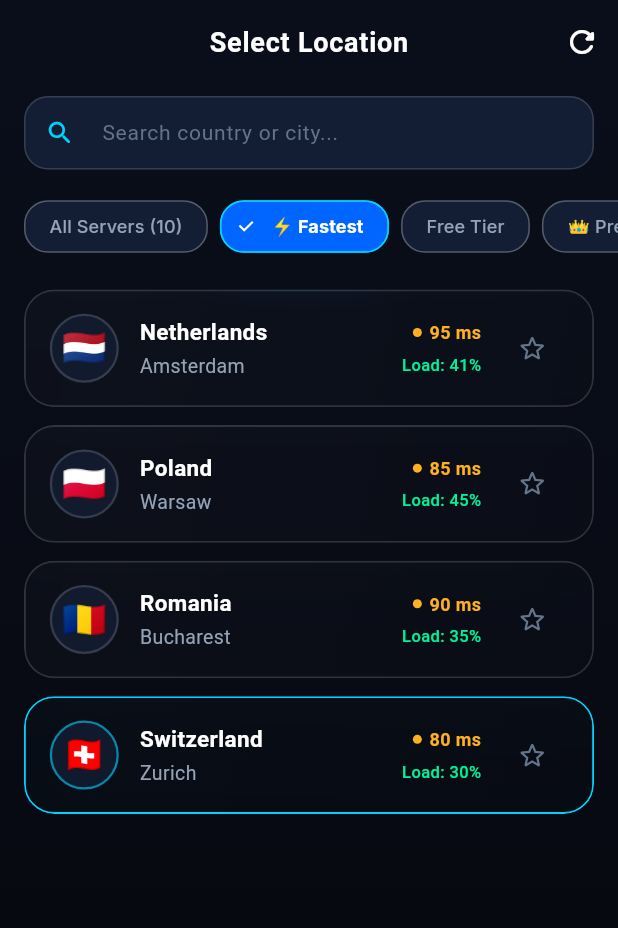
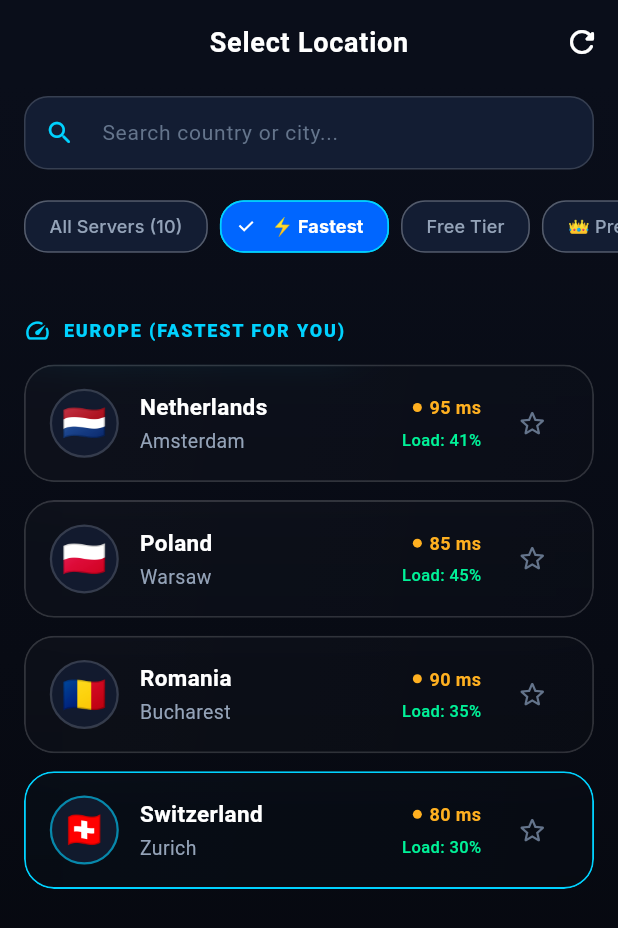
Before and after one commit to levisbarua/BaruaVPN, a Flutter app: the ServerListScreen screen opened by its route, after a tap on "⚡ Fastest", on a phone screen of 412 x 824 dp. Shown: the top 928 px of the screen. Run offline on Flutter 3.47's test engine with Material 3 defaults, Android fonts, the phone set to English and light mode, and no system bars; our stand-ins replace dio, firebase_auth, firebase_core, flutter_riverpod, flutter_secure_storage, flutter_svg and 5 more; missing offline and left inert: wireguard_flutter; accounts and stored records are empty; network calls fail.

Commit message:
Categorized servers by continent

```diff
--- a/lib/screens/servers/server_list_screen.dart
+++ b/lib/screens/servers/server_list_screen.dart
@@ -94,11 +94,53 @@ class ServerListScreen extends ConsumerWidget {
                         ],
                       ),
                     )
-                  : ListView.builder(
-                      itemCount: servers.length,
+                  : Builder(
+                      builder: (context) {
+                        final Map<String, List<ServerModel>> groupedServers = {
+                          'Europe (Fastest for You)': servers.where((s) => ['NL', 'NO', 'PL', 'RO', 'CH'].contains(s.countryCode)).toList(),
+                          'Americas': servers.where((s) => ['US', 'CA', 'MX'].contains(s.countryCode)).toList(),
+                          'Asia Pacific': servers.where((s) => ['JP', 'SG'].contains(s.countryCode)).toList(),
+                          'Other Locations': servers.where((s) => !['NL', 'NO', 'PL', 'RO', 'CH', 'US', 'CA', 'MX', 'JP', 'SG'].contains(s.countryCode)).toList(),
+                        };
+
+                        final flattenedList = <dynamic>[];
+                        for (var entry in groupedServers.entries) {
+                          if (entry.value.isNotEmpty) {
+                            flattenedList.add(entry.key);
+                            flattenedList.addAll(entry.value);
+                          }
+                        }
+
+                        return ListView.builder(
+                          itemCount: flattenedList.length,
                           padding: const EdgeInsets.only(bottom: 24),
                           itemBuilder: (context, index) {
-                        final server = servers[index];
+                            final item = flattenedList[index];
+
+                            if (item is String) {
+                              return Padding(
+                                padding: const EdgeInsets.fromLTRB(16, 24, 16, 8),
+                                child: Row(
+                                  children: [
+                                    if (item.contains('Fastest'))
+                                      const Icon(Icons.speed_rounded, color: AppColors.primaryCyan, size: 18),
+                                    if (item.contains('Fastest'))
+                                      const SizedBox(width: 8),
+                                    Text(
+                                      item.toUpperCase(),
+                                      style: const TextStyle(
+                                        color: AppColors.primaryCyan,
+                                        fontWeight: FontWeight.w800,
+                                        letterSpacing: 1.2,
+                                        fontSize: 12,
+                                      ),
+                                    ),
+                                  ],
+                                ),
+                              );
+                            }
+
+                            final server = item as ServerModel;
                             final isSelected = selectedServer?.id == server.id;
 
                             return ServerCard(
@@ -124,6 +166,8 @@ class ServerListScreen extends ConsumerWidget {
                               onFavoriteToggle: () {
                                 ref.read(serverRepositoryProvider).toggleFavorite(server.id);
                                 ref.invalidate(serverListProvider);
+                              },
+                            );
                           },
                         );
                       },
--- a/pubspec.yaml
+++ b/pubspec.yaml
@@ -16,7 +16,7 @@ publish_to: 'none' # Remove this line if you wish to publish to pub.dev
 # https://developer.apple.com/library/archive/documentation/General/Reference/InfoPlistKeyReference/Articles/CoreFoundationKeys.html
 # In Windows, build-name is used as the major, minor, and patch parts
 # of the product and file versions while build-number is used as the build suffix.
-version: 1.0.0+1
+version: 1.0.1+1
 
 environment:
   sdk: ^3.11.1
```
Lines whose indentation alone changed are shown as unchanged.
